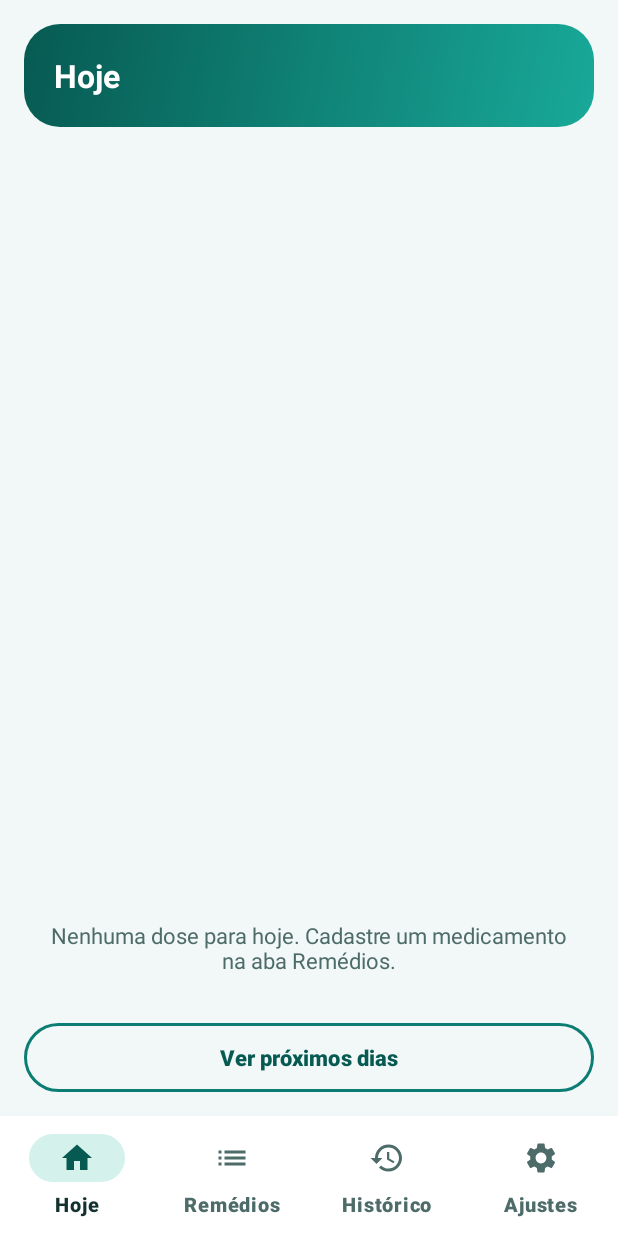
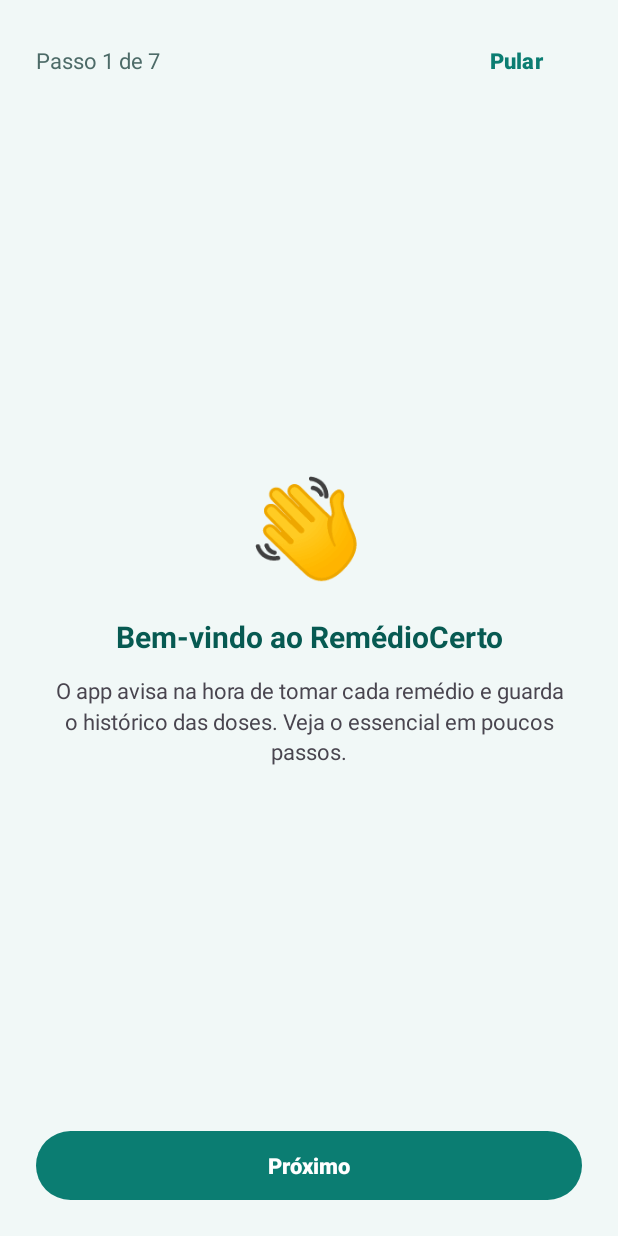
Before and after one commit to Wjdups4964/RemedioCerto, an Android app: the screen it shows after launch once a user with an empty profile is signed in (MainActivity before the commit, TutorialActivity after it), on a phone screen of 412 x 824 dp. Run offline under Robolectric (Android 15) with nearby library versions, the phone set to English and light mode, and no system bars; our stand-ins replace Firebase (no records; nobody signed in at launch, a user with empty details on screens opened directly), navigation-ui.

Commit message:
Tutorial de primeiro acesso
Tela de tutorial em 7 passos que abre sozinha na primeira vez que a conta entra neste celular, antes dos pedidos de permissão dos avisos. Pode ser revista em Configurações > Ver tutorial. A margem fica nos elementos da tela, porque o padding da raiz é substituído pelo espaço das barras do sistema.

Co-Authored-By: Claude Sonnet 5.5 <noreply@anthropic.com>
Claude-Session: https://claude.ai/code/session_01MePYcorhbVauJxg3eQxQu7

```diff
--- a/app/src/main/AndroidManifest.xml
+++ b/app/src/main/AndroidManifest.xml
@@ -48,6 +48,10 @@
             android:turnScreenOn="true"
             tools:targetApi="o_mr1" />
 
+        <activity
+            android:name=".ui.tutorial.TutorialActivity"
+            android:exported="false" />
+
         <receiver
             android:name=".alarm.AlarmeReceiver"
             android:exported="false" />
--- a/app/src/main/java/com/example/remediocerto/ui/configuracoes/ConfiguracoesFragment.kt
+++ b/app/src/main/java/com/example/remediocerto/ui/configuracoes/ConfiguracoesFragment.kt
@@ -18,6 +18,7 @@ import com.example.remediocerto.data.repository.AuthRepository
 import com.example.remediocerto.databinding.FragmentConfiguracoesBinding
 import com.example.remediocerto.ui.entrada.EntradaActivity
 import com.example.remediocerto.ui.main.MainActivity
+import com.example.remediocerto.ui.tutorial.TutorialActivity
 import com.example.remediocerto.util.ModoTema
 import com.example.remediocerto.util.PermissoesHelper
 import com.example.remediocerto.util.TamanhoFonte
@@ -90,6 +91,9 @@ class ConfiguracoesFragment : Fragment() {
         binding.btnFarmacias.setOnClickListener {
             findNavController().navigate(R.id.action_configuracoes_to_farmacias)
         }
+        binding.btnTutorial.setOnClickListener {
+            startActivity(Intent(requireContext(), TutorialActivity::class.java))
+        }
         // Sair encerra a sessão: para voltar, é preciso entrar de novo com e-mail e senha.
         // Os dados continuam salvos na conta.
         binding.btnSair.setOnClickListener {
--- a/app/src/main/java/com/example/remediocerto/ui/main/MainActivity.kt
+++ b/app/src/main/java/com/example/remediocerto/ui/main/MainActivity.kt
@@ -2,6 +2,7 @@ package com.example.remediocerto.ui.main
 
 import android.Manifest
 import android.content.Context
+import android.content.Intent
 import android.os.Bundle
 import androidx.activity.result.contract.ActivityResultContracts
 import androidx.appcompat.app.AppCompatActivity
@@ -24,8 +25,10 @@ import com.example.remediocerto.data.model.RegistroDose
 import com.example.remediocerto.data.model.StatusDose
 import com.example.remediocerto.databinding.ActivityMainBinding
 import com.example.remediocerto.notification.NotificacaoHelper
+import com.example.remediocerto.ui.tutorial.TutorialActivity
 import com.example.remediocerto.util.PermissoesHelper
 import com.example.remediocerto.util.TamanhoFonte
+import com.example.remediocerto.util.Tutorial
 import com.google.android.material.dialog.MaterialAlertDialogBuilder
 import kotlinx.coroutines.flow.catch
 import kotlinx.coroutines.launch
@@ -46,6 +49,14 @@ class MainActivity : AppCompatActivity() {
     // pergunta sobre "Alarmes e lembretes" (que faz o aviso chegar no minuto exato).
     private val pedirNotificacoes =
         registerForActivityResult(ActivityResultContracts.RequestPermission()) { perguntarAlarmeExato() }
+
+    // Na primeira vez da conta neste celular, o tutorial vem antes dos pedidos de permissão (senão eles
+    // apareceriam por cima dele). Quando o tutorial fecha, seguem os pedidos.
+    private val abrirTutorial =
+        registerForActivityResult(ActivityResultContracts.StartActivityForResult()) { pedirPermissoesDosAvisos() }
+
+    // Só o modo "Uso próprio" recebe avisos de dose.
+    private var avisosAtivos = false
 
     // Aplica o tamanho de letra escolhido (padrão ou modo de acessibilidade).
     override fun attachBaseContext(newBase: Context) {
@@ -91,7 +102,15 @@ class MainActivity : AppCompatActivity() {
         binding.bottomNav.inflateMenu(menu)
         binding.bottomNav.setupWithNavController(navController)
 
-        if (perfil == Perfil.IDOSO) configurarAvisosDeDose(primeiraVez = savedInstanceState == null)
+        avisosAtivos = perfil == Perfil.IDOSO
+        if (avisosAtivos) configurarAvisosDeDose()
+        if (savedInstanceState == null) {
+            if (Tutorial.precisaMostrar(this)) {
+                abrirTutorial.launch(Intent(this, TutorialActivity::class.java))
+            } else {
+                pedirPermissoesDosAvisos()
+            }
+        }
 
         // Botão de voltar: igual ao botão "voltar" do celular, em todas as telas internas.
         binding.btnVoltarGlobal.setOnClickListener { onBackPressedDispatcher.onBackPressed() }
@@ -109,14 +128,7 @@ class MainActivity : AppCompatActivity() {
      * Avisos de dose (10 min antes, 5 min antes e na hora). Enquanto o app está aberto, qualquer mudança nos
      * medicamentos (novo, editado, apagado) reagenda os avisos; eles continuam valendo com o app fechado.
      */
-    private fun configurarAvisosDeDose(primeiraVez: Boolean) {
-        if (primeiraVez) {
-            if (PermissoesHelper.faltaPermissaoDeNotificacao(this)) {
-                pedirNotificacoes.launch(Manifest.permission.POST_NOTIFICATIONS)
-            } else {
-                perguntarAlarmeExato()
-            }
-        }
+    private fun configurarAvisosDeDose() {
         lifecycleScope.launch {
             repeatOnLifecycle(Lifecycle.State.STARTED) {
                 launch {
@@ -132,6 +144,16 @@ class MainActivity : AppCompatActivity() {
                         .collect { registros -> silenciarDosesTomadas(registros) }
                 }
             }
+        }
+    }
+
+    // Primeira abertura: pede a permissão de notificações (Android 13 ou mais novo) e, depois, a de alarmes exatos.
+    private fun pedirPermissoesDosAvisos() {
+        if (!avisosAtivos) return
+        if (PermissoesHelper.faltaPermissaoDeNotificacao(this)) {
+            pedirNotificacoes.launch(Manifest.permission.POST_NOTIFICATIONS)
+        } else {
+            perguntarAlarmeExato()
         }
     }
 
--- /dev/null
+++ b/app/src/main/java/com/example/remediocerto/ui/tutorial/TutorialActivity.kt
@@ -0,0 +1,92 @@
+package com.example.remediocerto.ui.tutorial
+
+import android.content.Context
+import android.os.Bundle
+import androidx.activity.OnBackPressedCallback
+import androidx.annotation.StringRes
+import androidx.appcompat.app.AppCompatActivity
+import androidx.core.view.isVisible
+import com.example.remediocerto.R
+import com.example.remediocerto.databinding.ActivityTutorialBinding
+import com.example.remediocerto.util.TamanhoFonte
+import com.example.remediocerto.util.Tutorial
+import com.example.remediocerto.util.aplicarInsetsDoSistema
+
+/** Um passo do tutorial: um emoji, um título e um texto curto. */
+private data class Passo(val emoji: String, @StringRes val titulo: Int, @StringRes val texto: Int)
+
+private val PASSOS = listOf(
+    Passo("👋", R.string.tutorial_titulo_1, R.string.tutorial_texto_1),
+    Passo("💊", R.string.tutorial_titulo_2, R.string.tutorial_texto_2),
+    Passo("✅", R.string.tutorial_titulo_3, R.string.tutorial_texto_3),
+    Passo("⏰", R.string.tutorial_titulo_4, R.string.tutorial_texto_4),
+    Passo("📋", R.string.tutorial_titulo_5, R.string.tutorial_texto_5),
+    Passo("👥", R.string.tutorial_titulo_6, R.string.tutorial_texto_6),
+    Passo("⚙️", R.string.tutorial_titulo_7, R.string.tutorial_texto_7),
+)
+
+/**
+ * Tutorial rápido, em passos. Abre sozinho na primeira vez que a conta entra neste celular e pode ser
+ * revisto em Configurações > Ver tutorial.
+ */
+class TutorialActivity : AppCompatActivity() {
+
+    private lateinit var binding: ActivityTutorialBinding
+    private var passo = 0
+
+    // Aplica o tamanho de letra escolhido (padrão ou modo de acessibilidade).
+    override fun attachBaseContext(newBase: Context) {
+        super.attachBaseContext(TamanhoFonte.aplicar(newBase))
+    }
+
+    override fun onCreate(savedInstanceState: Bundle?) {
+        super.onCreate(savedInstanceState)
+        binding = ActivityTutorialBinding.inflate(layoutInflater)
+        setContentView(binding.root)
+        binding.root.aplicarInsetsDoSistema()
+
+        // Marca já ao abrir: se a pessoa sair no meio, ele não volta sozinho. Para rever, é só abrir em Configurações.
+        Tutorial.marcarVisto(this)
+
+        passo = savedInstanceState?.getInt(CHAVE_PASSO) ?: 0
+
+        binding.btnProximo.setOnClickListener {
+            if (passo == PASSOS.lastIndex) finish() else mostrar(passo + 1)
+        }
+        binding.btnAnterior.setOnClickListener { mostrar(passo - 1) }
+        binding.btnPular.setOnClickListener { finish() }
+
+        // O botão "voltar" do celular volta um passo; no primeiro, fecha o tutorial.
+        onBackPressedDispatcher.addCallback(this, object : OnBackPressedCallback(true) {
+            override fun handleOnBackPressed() {
+                if (passo > 0) mostrar(passo - 1) else finish()
+            }
+        })
+
+        mostrar(passo)
+    }
+
+    override fun onSaveInstanceState(outState: Bundle) {
+        super.onSaveInstanceState(outState)
+        outState.putInt(CHAVE_PASSO, passo)
+    }
+
+    private fun mostrar(novo: Int) {
+        passo = novo.coerceIn(0, PASSOS.lastIndex)
+        val atual = PASSOS[passo]
+        val ultimo = passo == PASSOS.lastIndex
+
+        binding.tvPasso.text = getString(R.string.tutorial_passo, passo + 1, PASSOS.size)
+        binding.tvEmoji.text = atual.emoji
+        binding.tvTitulo.setText(atual.titulo)
+        binding.tvTexto.setText(atual.texto)
+
+        binding.btnPular.isVisible = !ultimo
+        binding.btnAnterior.isVisible = passo > 0
+        binding.btnProximo.setText(if (ultimo) R.string.tutorial_concluir else R.string.tutorial_proximo)
+    }
+
+    private companion object {
+        const val CHAVE_PASSO = "passo"
+    }
+}
--- /dev/null
+++ b/app/src/main/java/com/example/remediocerto/util/Tutorial.kt
@@ -0,0 +1,29 @@
+package com.example.remediocerto.util
+
+import android.content.Context
+import com.google.firebase.auth.FirebaseAuth
+
+/**
+ * Controla se o tutorial já foi mostrado. A marca é por conta e por celular: quem entra pela primeira vez
+ * vê o tutorial sozinho, e depois só quando abrir "Ver tutorial" em Configurações.
+ */
+object Tutorial {
+    private const val ARQUIVO = "tutorial"
+
+    private fun prefs(context: Context) =
+        context.applicationContext.getSharedPreferences(ARQUIVO, Context.MODE_PRIVATE)
+
+    private fun chave(): String? =
+        FirebaseAuth.getInstance().currentUser?.uid?.let { "visto_$it" }
+
+    /** Sem conta logada, não mostra nada. */
+    fun precisaMostrar(context: Context): Boolean {
+        val chave = chave() ?: return false
+        return !prefs(context).getBoolean(chave, false)
+    }
+
+    fun marcarVisto(context: Context) {
+        val chave = chave() ?: return
+        prefs(context).edit().putBoolean(chave, true).apply()
+    }
+}
--- /dev/null
+++ b/app/src/main/res/layout/activity_tutorial.xml
@@ -0,0 +1,100 @@
+<?xml version="1.0" encoding="utf-8"?>
+<LinearLayout xmlns:android="http://schemas.android.com/apk/res/android"
+    android:layout_width="match_parent"
+    android:layout_height="match_parent"
+    android:orientation="vertical">
+
+    <!-- A margem fica nos elementos: o padding da raiz é substituído pelo espaço das barras do sistema. -->
+    <LinearLayout
+        android:layout_width="match_parent"
+        android:layout_height="wrap_content"
+        android:layout_marginHorizontal="24dp"
+        android:layout_marginTop="16dp"
+        android:gravity="center_vertical"
+        android:orientation="horizontal">
+
+        <TextView
+            android:id="@+id/tvPasso"
+            android:layout_width="0dp"
+            android:layout_height="wrap_content"
+            android:layout_weight="1"
+            android:textColor="@color/rc_texto_suave"
+            android:textSize="@dimen/texto_corpo" />
+
+        <com.google.android.material.button.MaterialButton
+            android:id="@+id/btnPular"
+            style="@style/Widget.RemedioCerto.Button.Texto"
+            android:layout_width="wrap_content"
+            android:layout_height="wrap_content"
+            android:text="@string/tutorial_pular" />
+    </LinearLayout>
+
+    <!-- O conteúdo fica centralizado e rola se o texto não couber (letras grandes). -->
+    <ScrollView
+        android:layout_width="match_parent"
+        android:layout_height="0dp"
+        android:layout_marginHorizontal="24dp"
+        android:layout_weight="1"
+        android:fillViewport="true">
+
+        <LinearLayout
+            android:layout_width="match_parent"
+            android:layout_height="wrap_content"
+            android:layout_gravity="center_vertical"
+            android:gravity="center"
+            android:orientation="vertical"
+            android:paddingTop="@dimen/margem"
+            android:paddingBottom="@dimen/margem">
+
+            <TextView
+                android:id="@+id/tvEmoji"
+                android:layout_width="wrap_content"
+                android:layout_height="wrap_content"
+                android:importantForAccessibility="no"
+                android:textSize="80sp" />
+
+            <TextView
+                android:id="@+id/tvTitulo"
+                android:layout_width="match_parent"
+                android:layout_height="wrap_content"
+                android:layout_marginTop="@dimen/margem"
+                android:gravity="center"
+                android:textColor="@color/rc_primaria_escura"
+                android:textSize="@dimen/texto_titulo"
+                android:textStyle="bold" />
+
+            <TextView
+                android:id="@+id/tvTexto"
+                android:layout_width="match_parent"
+                android:layout_height="wrap_content"
+                android:layout_marginTop="12dp"
+                android:gravity="center"
+                android:lineSpacingMultiplier="1.2"
+                android:textSize="@dimen/texto_corpo" />
+        </LinearLayout>
+    </ScrollView>
+
+    <com.google.android.material.button.MaterialButton
+        android:id="@+id/btnProximo"
+        style="@style/Widget.RemedioCerto.Button"
+        android:layout_width="match_parent"
+        android:layout_height="wrap_content"
+        android:layout_marginHorizontal="24dp"
+        android:minHeight="@dimen/altura_botao"
+        android:text="@string/tutorial_proximo" />
+
+    <com.google.android.material.button.MaterialButton
+        android:id="@+id/btnAnterior"
+        style="@style/Widget.RemedioCerto.Button.Outlined"
+        android:layout_width="match_parent"
+        android:layout_height="wrap_content"
+        android:layout_marginHorizontal="24dp"
+        android:layout_marginTop="8dp"
+        android:minHeight="@dimen/altura_botao"
+        android:text="@string/tutorial_anterior"
+        android:visibility="gone" />
+
+    <Space
+        android:layout_width="match_parent"
+        android:layout_height="24dp" />
+</LinearLayout>
--- a/app/src/main/res/layout/fragment_configuracoes.xml
+++ b/app/src/main/res/layout/fragment_configuracoes.xml
@@ -323,6 +323,41 @@
             </LinearLayout>
         </com.google.android.material.card.MaterialCardView>
 
+        <com.google.android.material.card.MaterialCardView
+            android:id="@+id/btnTutorial"
+            android:layout_width="match_parent"
+            android:layout_height="wrap_content"
+            android:layout_marginTop="8dp"
+            android:clickable="true"
+            android:focusable="true">
+
+            <LinearLayout
+                android:layout_width="match_parent"
+                android:layout_height="wrap_content"
+                android:gravity="center_vertical"
+                android:minHeight="@dimen/altura_botao"
+                android:orientation="horizontal"
+                android:padding="@dimen/margem">
+
+                <TextView
+                    android:layout_width="0dp"
+                    android:layout_height="wrap_content"
+                    android:layout_weight="1"
+                    android:text="@string/config_tutorial"
+                    android:textSize="@dimen/texto_corpo"
+                    android:textStyle="bold" />
+
+                <TextView
+                    android:layout_width="wrap_content"
+                    android:layout_height="wrap_content"
+                    android:importantForAccessibility="no"
+                    android:text="@string/seta"
+                    android:textColor="@color/rc_primaria"
+                    android:textSize="32sp"
+                    android:textStyle="bold" />
+            </LinearLayout>
+        </com.google.android.material.card.MaterialCardView>
+
         <com.google.android.material.button.MaterialButton
             android:id="@+id/btnSair"
             style="@style/Widget.RemedioCerto.Button.Texto"
--- /dev/null
+++ b/app/src/main/res/values/strings_tutorial.xml
@@ -0,0 +1,31 @@
+<?xml version="1.0" encoding="utf-8"?>
+<resources>
+    <!-- Tutorial -->
+    <string name="config_tutorial">Ver tutorial</string>
+    <string name="tutorial_passo">Passo %1$d de %2$d</string>
+    <string name="tutorial_pular">Pular</string>
+    <string name="tutorial_proximo">Próximo</string>
+    <string name="tutorial_anterior">Voltar</string>
+    <string name="tutorial_concluir">Entendi</string>
+
+    <string name="tutorial_titulo_1">Bem-vindo ao RemédioCerto</string>
+    <string name="tutorial_texto_1">O app avisa na hora de tomar cada remédio e guarda o histórico das doses. Veja o essencial em poucos passos.</string>
+
+    <string name="tutorial_titulo_2">Cadastre seus remédios</string>
+    <string name="tutorial_texto_2">Na aba Medicamentos, toque em Adicionar e informe o nome, a dose e os horários. Os avisos são criados sozinhos.</string>
+
+    <string name="tutorial_titulo_3">Registre cada dose</string>
+    <string name="tutorial_texto_3">Na aba Hoje ficam as doses do dia. Toque em Tomei quando tomar, ou em Adiar para ser avisado de novo daqui a pouco.</string>
+
+    <string name="tutorial_titulo_4">O alarme toca na hora</string>
+    <string name="tutorial_texto_4">Na hora da dose, o celular toca e mostra os botões Tomei e Adiar. Deixe as notificações ligadas e permita alarmes e lembretes. Em alguns celulares, também é preciso tirar a economia de bateria do app.</string>
+
+    <string name="tutorial_titulo_5">Veja como foi</string>
+    <string name="tutorial_texto_5">O Histórico mostra as doses tomadas, as atrasadas e as que não foram tomadas nos últimos dias.</string>
+
+    <string name="tutorial_titulo_6">Acompanhe quem você cuida</string>
+    <string name="tutorial_texto_6">Em Configurações, troque o Modo de uso para Acompanhante e digite o código gerado na tela de Vínculo da outra pessoa. Você vê as doses dela, sem poder alterar nada.</string>
+
+    <string name="tutorial_titulo_7">Precisa rever?</string>
+    <string name="tutorial_texto_7">Este tutorial fica sempre em Configurações, em Ver tutorial.</string>
+</resources>
```
